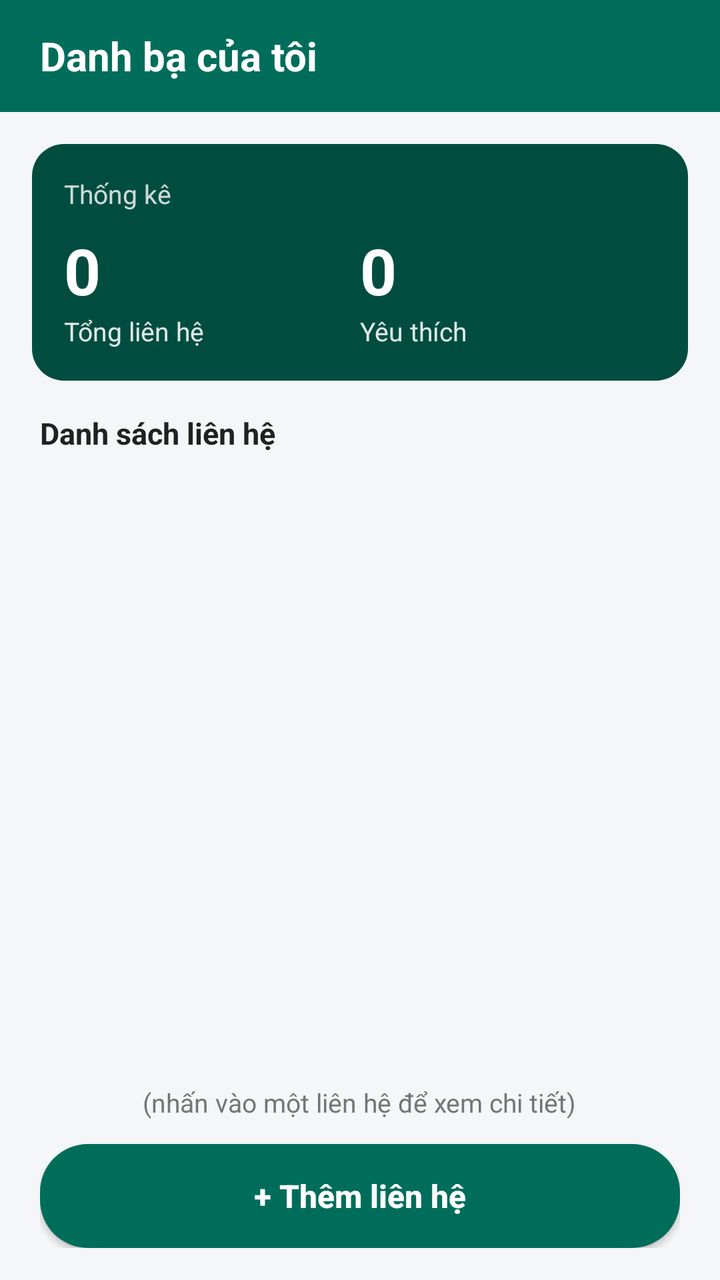
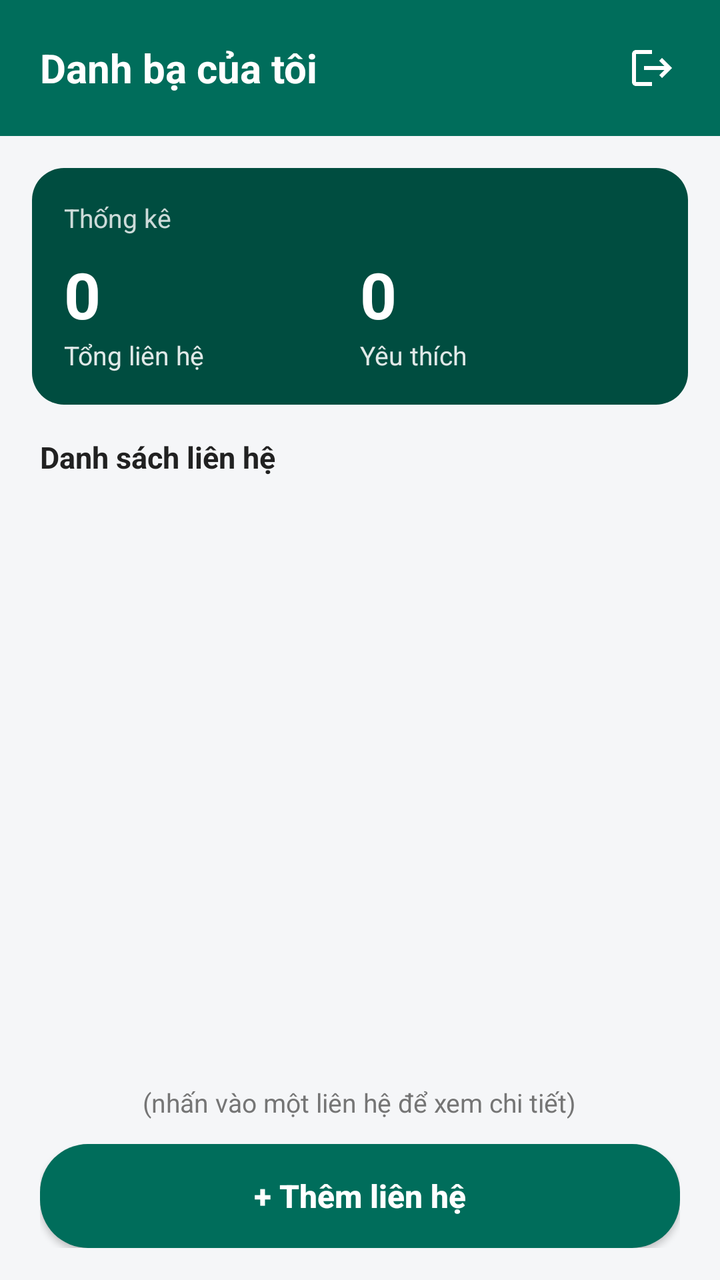

An Android layout rendered at two revisions. The XML below is the earlier revision; the diff shows what the commit changed to produce the second picture.
<!-- AndroidManifest.xml: application theme Theme.TH2danh_ba -->
<!-- res/layout/activity_main.xml -->
<?xml version="1.0" encoding="utf-8"?>
<LinearLayout xmlns:android="http://schemas.android.com/apk/res/android"
    android:id="@+id/rootLayout"
    android:layout_width="match_parent"
    android:layout_height="match_parent"
    android:background="@color/bg_light_gray"
    android:orientation="vertical">

    
    <LinearLayout
        android:id="@+id/headerLayout"
        android:layout_width="match_parent"
        android:layout_height="wrap_content"
        android:minHeight="56dp"
        android:background="@color/teal_button"
        android:gravity="center_vertical"
        android:paddingStart="20dp"
        android:paddingTop="12dp"
        android:paddingEnd="20dp"
        android:paddingBottom="12dp">

        <TextView
            android:layout_width="wrap_content"
            android:layout_height="wrap_content"
            android:text="@string/main_title"
            android:textColor="@color/white"
            android:textSize="20sp"
            android:textStyle="bold" />
    </LinearLayout>

    
    <LinearLayout
        android:layout_width="match_parent"
        android:layout_height="wrap_content"
        android:layout_marginStart="16dp"
        android:layout_marginTop="16dp"
        android:layout_marginEnd="16dp"
        android:background="@drawable/bg_stat_box"
        android:orientation="vertical"
        android:padding="16dp">

        <TextView
            android:layout_width="wrap_content"
            android:layout_height="wrap_content"
            android:text="@string/stat_title"
            android:textColor="#CCFFFFFF"
            android:textSize="13sp" />

        <LinearLayout
            android:layout_width="match_parent"
            android:layout_height="wrap_content"
            android:layout_marginTop="8dp"
            android:baselineAligned="false"
            android:orientation="horizontal">

            
            <LinearLayout
                android:layout_width="0dp"
                android:layout_height="wrap_content"
                android:layout_weight="1"
                android:orientation="vertical">

                <TextView
                    android:id="@+id/tvTotalContacts"
                    android:layout_width="wrap_content"
                    android:layout_height="wrap_content"
                    android:text="0"
                    android:textColor="@color/white"
                    android:textSize="32sp"
                    android:textStyle="bold" />

                <TextView
                    android:layout_width="wrap_content"
                    android:layout_height="wrap_content"
                    android:text="@string/stat_total_label"
                    android:textColor="#E0FFFFFF"
                    android:textSize="13sp" />
            </LinearLayout>

            
            <LinearLayout
                android:layout_width="0dp"
                android:layout_height="wrap_content"
                android:layout_weight="1"
                android:orientation="vertical">

                <TextView
                    android:id="@+id/tvFavoriteContacts"
                    android:layout_width="wrap_content"
                    android:layout_height="wrap_content"
                    android:text="0"
                    android:textColor="@color/white"
                    android:textSize="32sp"
                    android:textStyle="bold" />

                <TextView
                    android:layout_width="wrap_content"
                    android:layout_height="wrap_content"
                    android:text="@string/stat_fav_label"
                    android:textColor="#E0FFFFFF"
                    android:textSize="13sp" />
            </LinearLayout>
        </LinearLayout>
    </LinearLayout>

    
    <TextView
        android:layout_width="wrap_content"
        android:layout_height="wrap_content"
        android:layout_marginStart="20dp"
        android:layout_marginTop="16dp"
        android:layout_marginBottom="6dp"
        android:text="@string/contact_list_title"
        android:textColor="@color/text_primary"
        android:textSize="15sp"
        android:textStyle="bold" />

    
    <androidx.recyclerview.widget.RecyclerView
        android:id="@+id/rvContacts"
        android:layout_width="match_parent"
        android:layout_height="0dp"
        android:layout_weight="1"
        android:clipToPadding="false"
        android:paddingBottom="8dp" />

    
    <TextView
        android:layout_width="wrap_content"
        android:layout_height="wrap_content"
        android:layout_gravity="center_horizontal"
        android:layout_marginTop="4dp"
        android:layout_marginBottom="8dp"
        android:text="@string/contact_hint_click"
        android:textColor="@color/text_secondary"
        android:textSize="13sp" />

    
    <LinearLayout
        android:id="@+id/bottomLayout"
        android:layout_width="match_parent"
        android:layout_height="wrap_content"
        android:paddingStart="20dp"
        android:paddingTop="4dp"
        android:paddingEnd="20dp"
        android:paddingBottom="16dp">

        <androidx.appcompat.widget.AppCompatButton
            android:id="@+id/btnAddContact"
            android:layout_width="match_parent"
            android:layout_height="52dp"
            android:background="@drawable/bg_button_primary"
            android:text="@string/btn_add_contact"
            android:textAllCaps="false"
            android:textColor="@color/white"
            android:textSize="16sp"
            android:textStyle="bold" />
    </LinearLayout>

</LinearLayout>
<!-- resources referenced by this layout -->
<resources>
  <color name="bg_light_gray">#F5F6F8</color>
  <color name="teal_button">#006D5B</color>
  <color name="text_primary">#212121</color>
  <color name="text_secondary">#757575</color>
  <color name="white">#FFFFFFFF</color>
  <!-- drawable bg_button_primary (drawable) -->
  <?xml version="1.0" encoding="utf-8"?>
  <ripple xmlns:android="http://schemas.android.com/apk/res/android"
      android:color="#33FFFFFF">
      <item>
          <shape android:shape="rectangle">
              <solid android:color="@color/teal_button" />
              <corners android:radius="24dp" />
          </shape>
      </item>
  </ripple>
  <!-- drawable bg_stat_box (drawable) -->
  <?xml version="1.0" encoding="utf-8"?>
  <shape xmlns:android="http://schemas.android.com/apk/res/android"
      android:shape="rectangle">
      <solid android:color="@color/primary_teal_dark" />
      <corners android:radius="16dp" />
  </shape>
  <string name="btn_add_contact">+ Thêm liên hệ</string>
  <string name="contact_hint_click">(nhấn vào một liên hệ để xem chi tiết)</string>
  <string name="contact_list_title">Danh sách liên hệ</string>
  <string name="main_title">Danh bạ của tôi</string>
  <string name="stat_fav_label">Yêu thích</string>
  <string name="stat_title">Thống kê</string>
  <string name="stat_total_label">Tổng liên hệ</string>
  <style name="Theme.TH2danh_ba" parent="Base.Theme.TH2danh_ba" />
  <color name="primary_teal_dark">#004D40</color>
  <style name="Base.Theme.TH2danh_ba" parent="Theme.Material3.Light.NoActionBar">
          
          <item name="colorPrimary">@color/primary_teal</item>
          <item name="colorPrimaryVariant">@color/primary_teal_dark</item>
          <item name="colorOnPrimary">@color/white</item>
          <item name="android:statusBarColor">@color/primary_teal_dark</item>
          <item name="android:windowLightStatusBar">false</item>
      </style>
  <color name="primary_teal">#00796B</color>
</resources>

<!-- the commit's change to res/layout/activity_main.xml (unified diff, before → after) -->
@@ -14,18 +14,30 @@
         android:minHeight="56dp"
         android:background="@color/teal_button"
         android:gravity="center_vertical"
+        android:orientation="horizontal"
         android:paddingStart="20dp"
         android:paddingTop="12dp"
-        android:paddingEnd="20dp"
+        android:paddingEnd="12dp"
         android:paddingBottom="12dp">
 
         <TextView
-            android:layout_width="wrap_content"
+            android:layout_width="0dp"
             android:layout_height="wrap_content"
+            android:layout_weight="1"
             android:text="@string/main_title"
             android:textColor="@color/white"
             android:textSize="20sp"
             android:textStyle="bold" />
+
+        
+        <ImageView
+            android:id="@+id/btnLogout"
+            android:layout_width="44dp"
+            android:layout_height="44dp"
+            android:background="?attr/selectableItemBackgroundBorderless"
+            android:contentDescription="Đăng xuất"
+            android:padding="10dp"
+            android:src="@drawable/ic_logout" />
     </LinearLayout>
 
     
<!-- resource entries referenced after the edit -->
@@ -23,6 +23,17 @@
       <solid android:color="@color/primary_teal_dark" />
       <corners android:radius="16dp" />
   </shape>
+  <!-- drawable ic_logout (drawable) -->
+  <vector xmlns:android="http://schemas.android.com/apk/res/android"
+      android:width="24dp"
+      android:height="24dp"
+      android:viewportWidth="24"
+      android:viewportHeight="24"
+      android:tint="#FFFFFFFF">
+      <path
+          android:fillColor="@android:color/white"
+          android:pathData="M17,7l-1.41,1.41L18.17,11H8v2h10.17l-2.58,2.58L17,17l5,-5zM4,5h8V3H4c-1.1,0 -2,0.9 -2,2v14c0,1.1 0.9,2 2,2h8v-2H4V5z"/>
+  </vector>
   <string name="btn_add_contact">+ Thêm liên hệ</string>
   <string name="contact_hint_click">(nhấn vào một liên hệ để xem chi tiết)</string>
   <string name="contact_list_title">Danh sách liên hệ</string>
